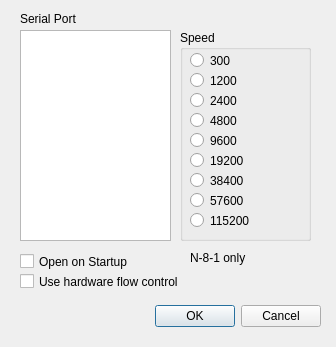
Before: the Qt Designer form config.ui in bleverett/qst, drawn with Qt 5.
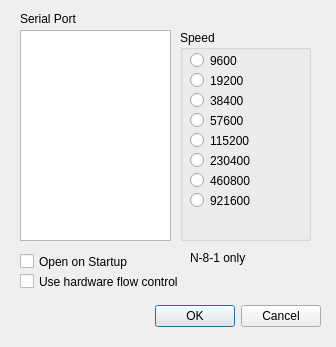
After: the same form once the commit is applied.

Commit message: Use higher baud rates.

```diff
--- a/config.ui
+++ b/config.ui
@@ -54,50 +54,11 @@
    <property name="title">
     <string>Speed</string>
    </property>
-   <widget class="QRadioButton" name="rb300">
-    <property name="geometry">
-     <rect>
-      <x>10</x>
-      <y>20</y>
-      <width>114</width>
-      <height>21</height>
-     </rect>
-    </property>
-    <property name="text">
-     <string>300</string>
-    </property>
-   </widget>
-   <widget class="QRadioButton" name="rb2400">
-    <property name="geometry">
-     <rect>
-      <x>10</x>
-      <y>60</y>
-      <width>114</width>
-      <height>21</height>
-     </rect>
-    </property>
-    <property name="text">
-     <string>2400</string>
-    </property>
-   </widget>
-   <widget class="QRadioButton" name="rb4800">
-    <property name="geometry">
-     <rect>
-      <x>10</x>
-      <y>80</y>
-      <width>114</width>
-      <height>21</height>
-     </rect>
-    </property>
-    <property name="text">
-     <string>4800</string>
-    </property>
-   </widget>
    <widget class="QRadioButton" name="rb9600">
     <property name="geometry">
      <rect>
       <x>10</x>
-      <y>100</y>
+      <y>20</y>
       <width>114</width>
       <height>21</height>
      </rect>
@@ -110,7 +71,7 @@
     <property name="geometry">
      <rect>
       <x>10</x>
-      <y>120</y>
+      <y>40</y>
       <width>114</width>
       <height>21</height>
      </rect>
@@ -123,7 +84,7 @@
     <property name="geometry">
      <rect>
       <x>10</x>
-      <y>140</y>
+      <y>60</y>
       <width>114</width>
       <height>21</height>
      </rect>
@@ -136,7 +97,7 @@
     <property name="geometry">
      <rect>
       <x>10</x>
-      <y>160</y>
+      <y>80</y>
       <width>114</width>
       <height>21</height>
      </rect>
@@ -149,7 +110,7 @@
     <property name="geometry">
      <rect>
       <x>10</x>
-      <y>180</y>
+      <y>100</y>
       <width>114</width>
       <height>21</height>
      </rect>
@@ -162,13 +123,39 @@
     <property name="geometry">
      <rect>
       <x>10</x>
-      <y>40</y>
+      <y>120</y>
       <width>114</width>
       <height>21</height>
      </rect>
     </property>
     <property name="text">
-     <string>1200</string>
+     <string>230400</string>
+    </property>
+   </widget>
+   <widget class="QRadioButton" name="rb460800">
+    <property name="geometry">
+     <rect>
+      <x>10</x>
+      <y>140</y>
+      <width>114</width>
+      <height>21</height>
+     </rect>
+    </property>
+    <property name="text">
+     <string>460800</string>
+    </property>
+   </widget>
+   <widget class="QRadioButton" name="rb921600">
+    <property name="geometry">
+     <rect>
+      <x>10</x>
+      <y>160</y>
+      <width>114</width>
+      <height>21</height>
+     </rect>
+    </property>
+    <property name="text">
+     <string>921600</string>
     </property>
    </widget>
   </widget>
```
Left out of the diff: 2 changed lines with no effect on the pictures. The commit also changes 1 other file.
